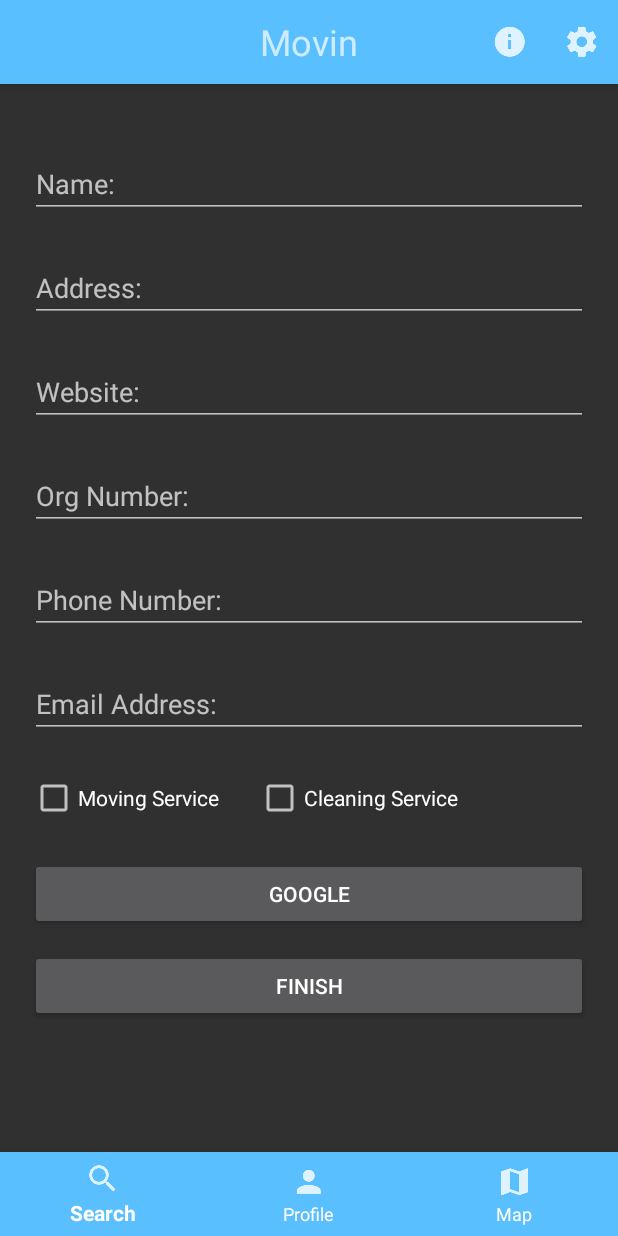
After one commit to dennisfransen/Movin, an Android app: the fragment AddCompanyFragment placed in its activity, on a phone screen of 412 x 824 dp. The commit adds this screen. Run offline under Robolectric (Android 15) with nearby library versions, the phone set to English and light mode, and no system bars; our stand-ins replace Firebase (no records; nobody signed in at launch, a user with empty details on screens opened directly); Roboto replaces fonts that are not available here.

Commit message:
User can now add company from google.

```diff
--- a/app/src/main/AndroidManifest.xml
+++ b/app/src/main/AndroidManifest.xml
@@ -34,9 +34,10 @@
         <meta-data
             android:name="preloaded_fonts"
             android:resource="@array/preloaded_fonts" />
+
         <meta-data
             android:name="com.google.android.geo.API_KEY"
-            android:value="AIzaSyBFHDOs51wx2iW9yhcBqGeu88Vxqmjsnl8" />
+            android:value="AIzaSyBRIEL5plII5MEdkD1YULKw8-erTFay0WE" />
 
 
     </application>
--- /dev/null
+++ b/app/src/main/java/dennisfransen/iths/se/movin/AddCompanyFragment.java
@@ -0,0 +1,191 @@
+package dennisfransen.iths.se.movin;
+
+import android.content.Intent;
+import android.os.Bundle;
+import android.support.annotation.NonNull;
+import android.support.v4.app.Fragment;
+import android.support.v4.app.FragmentTransaction;
+import android.view.LayoutInflater;
+import android.view.View;
+import android.view.ViewGroup;
+import android.widget.Button;
+import android.widget.CheckBox;
+import android.widget.EditText;
+import android.widget.Toast;
+
+import com.google.android.gms.common.GooglePlayServicesNotAvailableException;
+import com.google.android.gms.common.GooglePlayServicesRepairableException;
+import com.google.android.gms.location.places.AutocompleteFilter;
+import com.google.android.gms.location.places.Place;
+import com.google.android.gms.location.places.ui.PlaceAutocomplete;
+import com.google.android.gms.tasks.OnFailureListener;
+import com.google.android.gms.tasks.OnSuccessListener;
+import com.google.firebase.firestore.FirebaseFirestore;
+
+import java.util.HashMap;
+import java.util.regex.Matcher;
+import java.util.regex.Pattern;
+
+import static android.app.Activity.RESULT_OK;
+
+public class AddCompanyFragment extends Fragment {
+
+    public AddCompanyFragment() {
+    }
+
+    SearchFragment searchFragment;
+
+    static final int PLACE_AUTOCOMPLETE_REQUEST_CODE = 3;
+
+    private EditText mCompanyName, mCompanyOrgNumber, mCompanyAddress, mCompanyPhoneNumber, mCompanyEmail, mCompanyWebsite;
+    private Button mGoogle, mFinish;
+    private CheckBox mCompanyCleaning, mCompanyMoving;
+
+    private FirebaseFirestore firebaseFirestore;
+
+    @Override
+    public View onCreateView(LayoutInflater inflater, final ViewGroup container, Bundle savedInstanceState) {
+        View view = inflater.inflate(R.layout.fragment_add_company, container, false);
+
+        firebaseFirestore = FirebaseFirestore.getInstance();
+        searchFragment = new SearchFragment();
+
+
+        mCompanyAddress = view.findViewById(R.id.add_company_address_et);
+        mCompanyWebsite = view.findViewById(R.id.add_company_website_et);
+        mCompanyOrgNumber = view.findViewById(R.id.add_company_org_number_et);
+        mCompanyPhoneNumber = view.findViewById(R.id.add_company_phone_number_et);
+        mCompanyEmail = view.findViewById(R.id.add_company_email_et);
+        mCompanyCleaning = view.findViewById(R.id.add_company_clean_cb);
+        mCompanyMoving = view.findViewById(R.id.add_company_move_cb);
+
+
+        mCompanyName = view.findViewById(R.id.add_company_name_et);
+        mCompanyName.setOnClickListener(new View.OnClickListener() {
+            @Override
+            public void onClick(View v) {
+                openGooglePlaces();
+            }
+        });
+
+        mGoogle = view.findViewById(R.id.add_google_btn);
+        mGoogle.setOnClickListener(new View.OnClickListener() {
+            @Override
+            public void onClick(View v) {
+                openGooglePlaces();
+            }
+        });
+
+        mFinish = view.findViewById(R.id.add_finish_btn);
+        mFinish.setOnClickListener(new View.OnClickListener() {
+            @Override
+            public void onClick(View v) {
+
+
+                if (mCompanyOrgNumber.length() < 10) {
+                    mCompanyOrgNumber.setHint("Missing organization number...");
+                    Toast.makeText(getActivity(), "Organizations number is either missing, to short or empty", Toast.LENGTH_SHORT).show();
+
+                }
+                else if (mCompanyPhoneNumber.length() < 10) {
+                    mCompanyPhoneNumber.setHint("Missing phone number...");
+                    Toast.makeText(getActivity(), "Phone number is either missing, to short or empty", Toast.LENGTH_SHORT).show();
+
+                }
+                else if (!isEmailValid(mCompanyEmail.getText().toString())) {
+                    mCompanyEmail.setHint("Missing email address...");
+                    Toast.makeText(getActivity(), "Email is either missing, miss spelled or empty", Toast.LENGTH_SHORT).show();
+
+                } else {
+
+                    String companyName = mCompanyName.getText().toString();
+                    String companyAddress = mCompanyAddress.getText().toString();
+                    String companyWebsite = mCompanyWebsite.getText().toString();
+                    String companyOrgNumber = mCompanyOrgNumber.getText().toString();
+                    String companyPhoneNumber = mCompanyPhoneNumber.getText().toString();
+                    String companyEmail = mCompanyEmail.getText().toString();
+                    boolean companyMoving = mCompanyMoving.isChecked();
+                    boolean companyCleaning = mCompanyCleaning.isChecked();
+
+                    HashMap<String, Object> addCompanyMap = new HashMap<>();
+                    addCompanyMap.put("company_name", companyName);
+                    addCompanyMap.put("company_address", companyAddress);
+                    addCompanyMap.put("company_website", companyWebsite);
+                    addCompanyMap.put("company_org_number", companyOrgNumber);
+                    addCompanyMap.put("company_contact_number", companyPhoneNumber);
+                    addCompanyMap.put("company_contact_email", companyEmail);
+                    addCompanyMap.put("company_moving_type", companyMoving);
+                    addCompanyMap.put("company_cleaning_type", companyCleaning);
+
+                    firebaseFirestore.collection("company").document(companyName).set(addCompanyMap).addOnSuccessListener(new OnSuccessListener<Void>() {
+                        @Override
+                        public void onSuccess(Void aVoid) {
+                            Toast.makeText(getActivity(), "Awesome! You added a company", Toast.LENGTH_SHORT).show();
+//                            setFragment(searchFragment);
+                        }
+                    }).addOnFailureListener(new OnFailureListener() {
+                        @Override
+                        public void onFailure(@NonNull Exception e) {
+                            Toast.makeText(getActivity(), "Error: " + e.getMessage(), Toast.LENGTH_SHORT).show();
+                        }
+                    });
+                }
+            }
+        });
+
+
+        return view;
+    }
+
+    @Override
+    public void onActivityResult(int requestCode, int resultCode, Intent data) {
+
+        if (requestCode == PLACE_AUTOCOMPLETE_REQUEST_CODE && resultCode == RESULT_OK) {
+            Place place = PlaceAutocomplete.getPlace(getActivity(), data);
+
+            if (place.getPlaceTypes().contains(65)) {
+                mCompanyName.setText(place.getName());
+                mCompanyAddress.setText(place.getAddress());
+                mCompanyPhoneNumber.setText(place.getPhoneNumber());
+                mCompanyWebsite.setText(place.getWebsiteUri().toString());
+
+//                mCompanyOrgNumber.setText("");
+//                mCompanyOrgNumber.setHint("Org Number: ");
+//                mCompanyEmail.setText("");
+//                mCompanyEmail.setHint("Email Address: ");
+
+            } else {
+                Toast.makeText(getActivity(), "Please select a company", Toast.LENGTH_SHORT).show();
+            }
+        }
+
+    }
+
+    void openGooglePlaces() {
+        try {
+            AutocompleteFilter filter = new AutocompleteFilter.Builder().setCountry("SE").build();
+            Intent intent = new PlaceAutocomplete.IntentBuilder(PlaceAutocomplete.MODE_OVERLAY)
+                    .setFilter(filter)
+                    .build(getActivity());
+
+            startActivityForResult(intent, PLACE_AUTOCOMPLETE_REQUEST_CODE);
+        } catch (GooglePlayServicesRepairableException e) {
+
+        } catch (GooglePlayServicesNotAvailableException e) {
+
+        }
+    }
+
+    public static boolean isEmailValid(String email) {
+        String expression = "^[\\w\\.-]+@([\\w\\-]+\\.)+[A-Z]{2,4}$";
+        Pattern pattern = Pattern.compile(expression, Pattern.CASE_INSENSITIVE);
+        Matcher matcher = pattern.matcher(email);
+        return matcher.matches();
+    }
+
+    public void setFragment(Fragment fragment) {
+        FragmentTransaction fragmentTransaction = getChildFragmentManager().beginTransaction();
+        fragmentTransaction.replace(R.id.frame_container, fragment);
+        fragmentTransaction.commit();
+    }
+}
--- a/app/src/main/java/dennisfransen/iths/se/movin/MainActivity.java
+++ b/app/src/main/java/dennisfransen/iths/se/movin/MainActivity.java
@@ -18,6 +18,7 @@ public class MainActivity extends AppCompatActivity {
     private AboutFragment aboutFragment;
     private SettingsFragment settingsFragment;
     private ProfileFragment profileFragment;
+    private AddCompanyFragment addCompanyFragment;
 
 
 
@@ -30,6 +31,7 @@ public class MainActivity extends AppCompatActivity {
         aboutFragment = new AboutFragment();
         settingsFragment = new SettingsFragment();
         searchFragment = new SearchFragment();
+        addCompanyFragment = new AddCompanyFragment();
 
         // Start with SearchFragment.
         profileFragment = new ProfileFragment();
@@ -63,8 +65,10 @@ public class MainActivity extends AppCompatActivity {
                         setFragment(profileFragment);
                         break;
                     case R.id.map:
-                        Intent intent = new Intent(MainActivity.this, MapsActivity.class);
-                        startActivity(intent);
+                        setFragment(addCompanyFragment);
+
+                        //Intent intent = new Intent(MainActivity.this, MapsActivity.class);
+                        //startActivity(intent);
                         break;
                 }
                 return true;
--- a/app/src/main/java/dennisfransen/iths/se/movin/StartActivity.java
+++ b/app/src/main/java/dennisfransen/iths/se/movin/StartActivity.java
@@ -31,7 +31,7 @@ public class StartActivity extends AppCompatActivity {
         mCompany.setOnClickListener(new View.OnClickListener() {
             @Override
             public void onClick(View v) {
-                setActivity(RegisterActivity.class);
+                setActivity(LoginActivity.class);
             }
         });
     }
--- /dev/null
+++ b/app/src/main/res/layout/fragment_add_company.xml
@@ -0,0 +1,115 @@
+<?xml version="1.0" encoding="utf-8"?>
+<ScrollView xmlns:android="http://schemas.android.com/apk/res/android"
+    android:layout_width="match_parent"
+    android:layout_height="wrap_content">
+
+    <RelativeLayout xmlns:android="http://schemas.android.com/apk/res/android"
+        xmlns:tools="http://schemas.android.com/tools"
+        android:layout_width="match_parent"
+        android:layout_height="match_parent"
+        android:padding="20dp"
+        tools:context=".AddCompanyFragment">
+
+        <Button
+            android:id="@+id/add_google_btn"
+            android:layout_width="match_parent"
+            android:layout_height="wrap_content"
+            android:layout_below="@+id/add_company_clean_cb"
+            android:layout_marginTop="24dp"
+            android:text="GOOGLE" />
+
+        <EditText
+            android:id="@+id/add_company_name_et"
+            android:layout_width="match_parent"
+            android:layout_height="wrap_content"
+            android:layout_alignParentTop="true"
+            android:layout_marginTop="24dp"
+            android:ems="10"
+            android:focusableInTouchMode="false"
+            android:hint="Name: "
+            android:inputType="textPersonName" />
+
+        <EditText
+            android:id="@+id/add_company_org_number_et"
+            android:layout_width="match_parent"
+            android:layout_height="wrap_content"
+            android:layout_below="@+id/add_company_website_et"
+            android:layout_marginTop="24dp"
+            android:ems="10"
+            android:hint="Org Number: "
+            android:inputType="phone" />
+
+        <EditText
+            android:id="@+id/add_company_address_et"
+            android:layout_width="match_parent"
+            android:layout_height="wrap_content"
+            android:layout_below="@+id/add_company_name_et"
+            android:layout_centerHorizontal="true"
+            android:layout_marginTop="24dp"
+            android:ems="10"
+            android:hint="Address: "
+            android:inputType="textPostalAddress" />
+
+        <EditText
+            android:id="@+id/add_company_phone_number_et"
+            android:layout_width="match_parent"
+            android:layout_height="wrap_content"
+            android:layout_below="@+id/add_company_org_number_et"
+            android:layout_centerHorizontal="true"
+            android:layout_marginTop="24dp"
+            android:ems="10"
+            android:hint="Phone Number: "
+            android:inputType="phone" />
+
+        <EditText
+            android:id="@+id/add_company_email_et"
+            android:layout_width="match_parent"
+            android:layout_height="wrap_content"
+            android:layout_below="@+id/add_company_phone_number_et"
+            android:layout_marginTop="24dp"
+            android:ems="10"
+            android:hint="Email Address: "
+            android:inputType="textAutoComplete|textEmailAddress" />
+
+        <EditText
+            android:id="@+id/add_company_website_et"
+            android:layout_width="match_parent"
+            android:layout_height="wrap_content"
+            android:layout_below="@+id/add_company_address_et"
+            android:layout_centerHorizontal="true"
+            android:layout_marginTop="24dp"
+            android:ems="10"
+            android:hint="Website: "
+            android:inputType="textPersonName" />
+
+        <Button
+            android:id="@+id/add_finish_btn"
+            android:layout_width="match_parent"
+            android:layout_height="wrap_content"
+            android:layout_below="@+id/add_google_btn"
+            android:layout_marginTop="13dp"
+            android:text="Finish" />
+
+        <CheckBox
+            android:id="@+id/add_company_clean_cb"
+            android:layout_width="wrap_content"
+            android:layout_height="wrap_content"
+            android:layout_below="@+id/add_company_email_et"
+            android:layout_alignParentStart="true"
+            android:layout_marginTop="24dp"
+            android:text="Moving Service" />
+
+        <CheckBox
+            android:id="@+id/add_company_move_cb"
+            android:layout_width="wrap_content"
+            android:layout_height="wrap_content"
+            android:layout_below="@+id/add_company_email_et"
+            android:layout_marginStart="24dp"
+            android:layout_marginTop="24dp"
+            android:layout_toEndOf="@+id/add_company_clean_cb"
+            android:text="Cleaning Service" />
+
+
+    </RelativeLayout>
+
+</ScrollView>
```
Also changed, not shown: app/src/main/java/dennisfransen/iths/se/movin/CompanyAdapter.java (+11 -4 lines), app/src/main/java/dennisfransen/iths/se/movin/CompanyModel.java (+18 -1 lines), app/src/main/res/layout/card_view_company.xml (+15 -0 lines), app/src/main/res/drawable-hdpi/ic_web.png (added), app/src/main/res/drawable-mdpi/ic_web.png (added), app/src/main/res/drawable-xhdpi/ic_web.png (added), app/src/main/res/drawable-xxhdpi/ic_web.png (added), app/src/main/res/drawable-xxxhdpi/ic_web.png (added).
